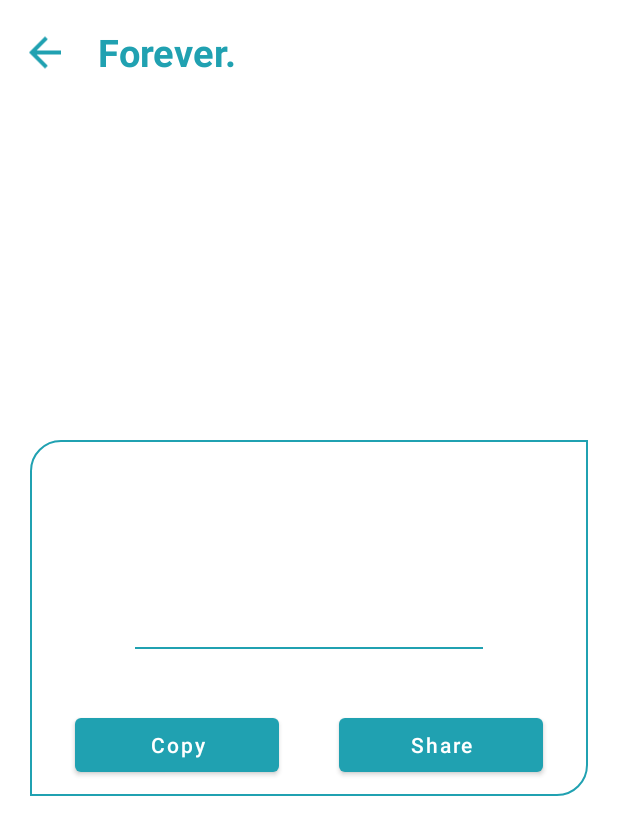
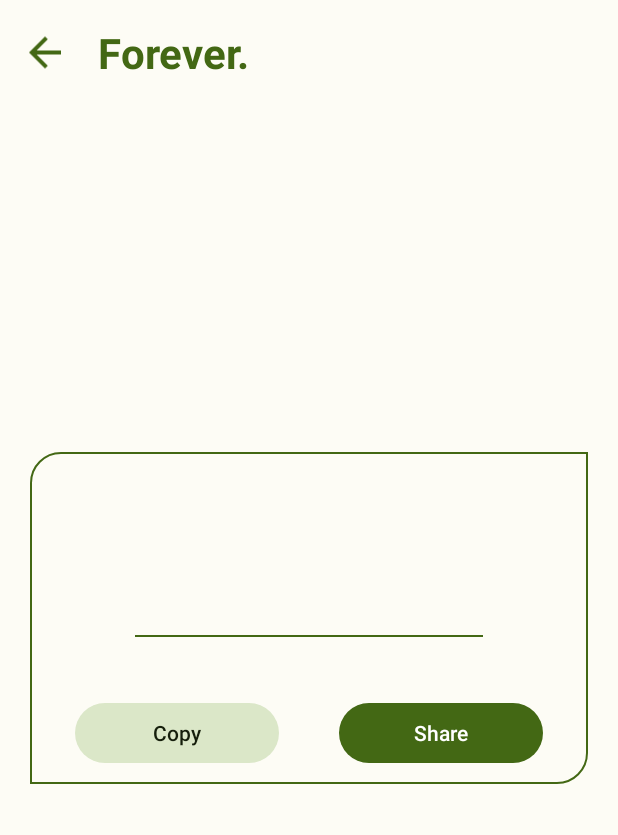
Before and after one commit to JahidHasanCO/Forever.-The-Quotes-App, an Android app: the QuoteActivity screen opened directly, with no data from a screen before it, on a phone screen of 412 x 824 dp. Shown: the top 835 px of the screen. Run offline under Robolectric (Android 15) with nearby library versions, the light colour scheme and no system bars; Roboto replaces fonts that are not available here.

Commit message:
- Dependencies update - Material2 to Material3 - Dark theme support

```diff
--- a/app/src/main/AndroidManifest.xml
+++ b/app/src/main/AndroidManifest.xml
@@ -12,7 +12,7 @@
         android:label="@string/app_name"
         android:roundIcon="@mipmap/ic_launcher_round"
         android:supportsRtl="true"
-        android:theme="@style/Theme.QuoteApp">
+        android:theme="@style/AppTheme">
         <activity
             android:name=".ui.activities.QuoteActivity"
             android:exported="false">
--- a/app/src/main/java/dev/jahidhasanco/quoteapp/data/viewmodels/MainViewModelFactory.kt
+++ b/app/src/main/java/dev/jahidhasanco/quoteapp/data/viewmodels/MainViewModelFactory.kt
@@ -6,7 +6,7 @@
 
 class MainViewModelFactory(private val repository: QuotesRepository): ViewModelProvider.Factory {
 
-    override fun <T : ViewModel?> create(modelClass: Class<T>): T {
+    override fun <T : ViewModel> create(modelClass: Class<T>): T {
         return MainViewModel(repository) as T
     }
 
--- a/app/src/main/res/drawable/dash.xml
+++ b/app/src/main/res/drawable/dash.xml
@@ -1,7 +1,7 @@
 <?xml version="1.0" encoding="utf-8"?>
 <shape xmlns:android="http://schemas.android.com/apk/res/android">
 
-    <stroke android:color="@color/primary" android:width="1dp"/>
+    <stroke android:color="?attr/colorPrimary" android:width="1dp"/>
     <corners android:topLeftRadius="20sp" android:bottomRightRadius="20dp"/>
 
 </shape>
--- a/app/src/main/res/drawable/div_bg.xml
+++ b/app/src/main/res/drawable/div_bg.xml
@@ -1,6 +1,6 @@
 <?xml version="1.0" encoding="utf-8"?>
 <shape xmlns:android="http://schemas.android.com/apk/res/android">
 
-<solid android:color="@color/primary"/>
+    <solid android:color="?attr/colorPrimary" />
 
 </shape>
--- a/app/src/main/res/layout/activity_quote.xml
+++ b/app/src/main/res/layout/activity_quote.xml
@@ -22,16 +22,16 @@
             android:layout_gravity="center_vertical"
             android:padding="14dp"
             android:src="@drawable/ic_baseline_arrow_back_24"
-            app:tint="@color/primary" />
+            app:tint="?attr/colorPrimary" />
 
         <TextView
             android:layout_width="match_parent"
             android:layout_height="match_parent"
+            android:layout_marginStart="5dp"
             android:gravity="center_vertical"
             android:text="Forever."
-            android:layout_marginStart="5dp"
-            android:textColor="@color/primary"
-            android:textSize="25sp"
+            android:textAppearance="@style/TextAppearance.Material3.HeadlineMedium"
+            android:textColor="?attr/colorPrimary"
             android:textStyle="bold" />
 
     </LinearLayout>
@@ -58,9 +58,7 @@
             android:layout_margin="10dp"
             android:gravity="center"
             android:maxLines="5"
-            android:text=""
-            android:textColor="@color/primary"
-            android:textSize="30sp"
+            android:textAppearance="@style/TextAppearance.Material3.HeadlineSmall"
             android:textStyle="bold" />
 
         <TextView
@@ -69,9 +67,7 @@
             android:layout_height="wrap_content"
             android:layout_margin="10dp"
             android:gravity="center"
-            android:text=""
-            android:textColor="@color/primary"
-            android:textSize="20sp" />
+            android:textAppearance="@style/TextAppearance.Material3.BodyMedium" />
 
         <LinearLayout
             android:layout_width="match_parent"
@@ -80,7 +76,7 @@
             android:layout_marginTop="30dp"
             android:layout_marginRight="70dp"
             android:layout_marginBottom="30dp"
-            android:background="@color/primary" />
+            android:background="?attr/colorPrimary" />
 
         <LinearLayout
             android:layout_width="match_parent"
@@ -93,9 +89,9 @@
                 android:layout_width="wrap_content"
                 android:layout_height="wrap_content"
                 android:layout_marginHorizontal="20dp"
+                style="@style/Widget.Material3.Button.TonalButton"
                 android:layout_weight="1"
-                android:text="@string/copy"
-                android:textAllCaps="false" />
+                android:text="@string/copy" />
 
             <com.google.android.material.button.MaterialButton
                 android:id="@+id/btnShare"
@@ -103,8 +99,7 @@
                 android:layout_height="wrap_content"
                 android:layout_marginHorizontal="20dp"
                 android:layout_weight="1"
-                android:text="@string/share"
-                android:textAllCaps="false" />
+                android:text="@string/share" />
 
         </LinearLayout>
 
--- /dev/null
+++ b/app/src/main/res/values-night/themes.xml
@@ -0,0 +1,33 @@
+
+<resources>
+    <style name="AppTheme" parent="Theme.Material3.Dark.NoActionBar">
+        <item name="colorPrimary">@color/md_theme_dark_primary</item>
+        <item name="colorOnPrimary">@color/md_theme_dark_onPrimary</item>
+        <item name="colorPrimaryContainer">@color/md_theme_dark_primaryContainer</item>
+        <item name="colorOnPrimaryContainer">@color/md_theme_dark_onPrimaryContainer</item>
+        <item name="colorSecondary">@color/md_theme_dark_secondary</item>
+        <item name="colorOnSecondary">@color/md_theme_dark_onSecondary</item>
+        <item name="colorSecondaryContainer">@color/md_theme_dark_secondaryContainer</item>
+        <item name="colorOnSecondaryContainer">@color/md_theme_dark_onSecondaryContainer</item>
+        <item name="colorTertiary">@color/md_theme_dark_tertiary</item>
+        <item name="colorOnTertiary">@color/md_theme_dark_onTertiary</item>
+        <item name="colorTertiaryContainer">@color/md_theme_dark_tertiaryContainer</item>
+        <item name="colorOnTertiaryContainer">@color/md_theme_dark_onTertiaryContainer</item>
+        <item name="colorError">@color/md_theme_dark_error</item>
+        <item name="colorErrorContainer">@color/md_theme_dark_errorContainer</item>
+        <item name="colorOnError">@color/md_theme_dark_onError</item>
+        <item name="colorOnErrorContainer">@color/md_theme_dark_onErrorContainer</item>
+        <item name="android:colorBackground">@color/md_theme_dark_background</item>
+        <item name="colorOnBackground">@color/md_theme_dark_onBackground</item>
+        <item name="colorSurface">@color/md_theme_dark_surface</item>
+        <item name="colorOnSurface">@color/md_theme_dark_onSurface</item>
+        <item name="colorSurfaceVariant">@color/md_theme_dark_surfaceVariant</item>
+        <item name="colorOnSurfaceVariant">@color/md_theme_dark_onSurfaceVariant</item>
+        <item name="colorOutline">@color/md_theme_dark_outline</item>
+        <item name="colorOnSurfaceInverse">@color/md_theme_dark_inverseOnSurface</item>
+        <item name="colorSurfaceInverse">@color/md_theme_dark_inverseSurface</item>
+        <item name="colorPrimaryInverse">@color/md_theme_dark_inversePrimary</item>
+
+        <item name="android:statusBarColor">@color/md_theme_dark_surface</item>
+    </style>
+</resources>
--- a/app/src/main/res/values/colors.xml
+++ b/app/src/main/res/values/colors.xml
@@ -1,13 +1,64 @@
-<?xml version="1.0" encoding="utf-8"?>
+
 <resources>
-    <color name="primary">#20A1B1</color>
-    <color name="background">#F9F9F9</color>
-    <color name="backgroundAd">#FFFFFFFF</color>
-    <color name="error">#F01F0E</color>
-    <color name="success">#2AA952</color>
-    <color name="sale">#DB3022</color>
-    <color name="black">#222222</color>
-    <color name="mainText">#222222</color>
-    <color name="textAd">#9B9B9B</color>
-    <color name="white">#FFFFFFFF</color>
+    <color name="seed">#91b764</color>
+    <color name="md_theme_light_primary">#436814</color>
+    <color name="md_theme_light_onPrimary">#FFFFFF</color>
+    <color name="md_theme_light_primaryContainer">#C3F18D</color>
+    <color name="md_theme_light_onPrimaryContainer">#102000</color>
+    <color name="md_theme_light_secondary">#586249</color>
+    <color name="md_theme_light_onSecondary">#FFFFFF</color>
+    <color name="md_theme_light_secondaryContainer">#DBE7C8</color>
+    <color name="md_theme_light_onSecondaryContainer">#151E0B</color>
+    <color name="md_theme_light_tertiary">#386663</color>
+    <color name="md_theme_light_onTertiary">#FFFFFF</color>
+    <color name="md_theme_light_tertiaryContainer">#BBECE8</color>
+    <color name="md_theme_light_onTertiaryContainer">#00201E</color>
+    <color name="md_theme_light_error">#BA1A1A</color>
+    <color name="md_theme_light_errorContainer">#FFDAD6</color>
+    <color name="md_theme_light_onError">#FFFFFF</color>
+    <color name="md_theme_light_onErrorContainer">#410002</color>
+    <color name="md_theme_light_background">#FDFCF5</color>
+    <color name="md_theme_light_onBackground">#1B1C18</color>
+    <color name="md_theme_light_surface">#FDFCF5</color>
+    <color name="md_theme_light_onSurface">#1B1C18</color>
+    <color name="md_theme_light_surfaceVariant">#E1E4D5</color>
+    <color name="md_theme_light_onSurfaceVariant">#44483D</color>
+    <color name="md_theme_light_outline">#75796C</color>
+    <color name="md_theme_light_inverseOnSurface">#F2F1E9</color>
+    <color name="md_theme_light_inverseSurface">#30312C</color>
+    <color name="md_theme_light_inversePrimary">#A8D474</color>
+    <color name="md_theme_light_shadow">#000000</color>
+    <color name="md_theme_light_surfaceTint">#436814</color>
+    <color name="md_theme_light_outlineVariant">#C5C8BA</color>
+    <color name="md_theme_light_scrim">#000000</color>
+    <color name="md_theme_dark_primary">#A8D474</color>
+    <color name="md_theme_dark_onPrimary">#1E3700</color>
+    <color name="md_theme_dark_primaryContainer">#2E4F00</color>
+    <color name="md_theme_dark_onPrimaryContainer">#C3F18D</color>
+    <color name="md_theme_dark_secondary">#BFCBAD</color>
+    <color name="md_theme_dark_onSecondary">#2A331E</color>
+    <color name="md_theme_dark_secondaryContainer">#404A33</color>
+    <color name="md_theme_dark_onSecondaryContainer">#DBE7C8</color>
+    <color name="md_theme_dark_tertiary">#A0D0CC</color>
+    <color name="md_theme_dark_onTertiary">#003735</color>
+    <color name="md_theme_dark_tertiaryContainer">#1F4E4B</color>
+    <color name="md_theme_dark_onTertiaryContainer">#BBECE8</color>
+    <color name="md_theme_dark_error">#FFB4AB</color>
+    <color name="md_theme_dark_errorContainer">#93000A</color>
+    <color name="md_theme_dark_onError">#690005</color>
+    <color name="md_theme_dark_onErrorContainer">#FFDAD6</color>
+    <color name="md_theme_dark_background">#1B1C18</color>
+    <color name="md_theme_dark_onBackground">#E3E3DB</color>
+    <color name="md_theme_dark_surface">#1B1C18</color>
+    <color name="md_theme_dark_onSurface">#E3E3DB</color>
+    <color name="md_theme_dark_surfaceVariant">#44483D</color>
+    <color name="md_theme_dark_onSurfaceVariant">#C5C8BA</color>
+    <color name="md_theme_dark_outline">#8E9285</color>
+    <color name="md_theme_dark_inverseOnSurface">#1B1C18</color>
+    <color name="md_theme_dark_inverseSurface">#E3E3DB</color>
+    <color name="md_theme_dark_inversePrimary">#436814</color>
+    <color name="md_theme_dark_shadow">#000000</color>
+    <color name="md_theme_dark_surfaceTint">#A8D474</color>
+    <color name="md_theme_dark_outlineVariant">#44483D</color>
+    <color name="md_theme_dark_scrim">#000000</color>
 </resources>
--- a/app/src/main/res/values/themes.xml
+++ b/app/src/main/res/values/themes.xml
@@ -1,17 +1,33 @@
-<resources xmlns:tools="http://schemas.android.com/tools">
-    <!-- Base application theme. -->
-    <style name="Theme.QuoteApp" parent="Theme.MaterialComponents.DayNight.NoActionBar">
-        <!-- Primary brand color. -->
-        <item name="colorPrimary">@color/primary</item>
-        <item name="colorPrimaryVariant">@color/background</item>
-        <item name="colorOnPrimary">@color/white</item>
-        <!-- Secondary brand color. -->
-        <item name="colorSecondary">@color/primary</item>
-        <item name="colorSecondaryVariant">@color/sale</item>
-        <item name="colorOnSecondary">@color/black</item>
-        <!-- Status bar color. -->
-        <item name="android:statusBarColor" tools:targetApi="l">?attr/colorPrimaryVariant</item>
-        <!-- Customize your theme here. -->
-        <item name="android:windowLightStatusBar" tools:targetApi="23">true</item>
+
+<resources>
+    <style name="AppTheme" parent="Theme.Material3.Light.NoActionBar">
+        <item name="colorPrimary">@color/md_theme_light_primary</item>
+        <item name="colorOnPrimary">@color/md_theme_light_onPrimary</item>
+        <item name="colorPrimaryContainer">@color/md_theme_light_primaryContainer</item>
+        <item name="colorOnPrimaryContainer">@color/md_theme_light_onPrimaryContainer</item>
+        <item name="colorSecondary">@color/md_theme_light_secondary</item>
+        <item name="colorOnSecondary">@color/md_theme_light_onSecondary</item>
+        <item name="colorSecondaryContainer">@color/md_theme_light_secondaryContainer</item>
+        <item name="colorOnSecondaryContainer">@color/md_theme_light_onSecondaryContainer</item>
+        <item name="colorTertiary">@color/md_theme_light_tertiary</item>
+        <item name="colorOnTertiary">@color/md_theme_light_onTertiary</item>
+        <item name="colorTertiaryContainer">@color/md_theme_light_tertiaryContainer</item>
+        <item name="colorOnTertiaryContainer">@color/md_theme_light_onTertiaryContainer</item>
+        <item name="colorError">@color/md_theme_light_error</item>
+        <item name="colorErrorContainer">@color/md_theme_light_errorContainer</item>
+        <item name="colorOnError">@color/md_theme_light_onError</item>
+        <item name="colorOnErrorContainer">@color/md_theme_light_onErrorContainer</item>
+        <item name="android:colorBackground">@color/md_theme_light_background</item>
+        <item name="colorOnBackground">@color/md_theme_light_onBackground</item>
+        <item name="colorSurface">@color/md_theme_light_surface</item>
+        <item name="colorOnSurface">@color/md_theme_light_onSurface</item>
+        <item name="colorSurfaceVariant">@color/md_theme_light_surfaceVariant</item>
+        <item name="colorOnSurfaceVariant">@color/md_theme_light_onSurfaceVariant</item>
+        <item name="colorOutline">@color/md_theme_light_outline</item>
+        <item name="colorOnSurfaceInverse">@color/md_theme_light_inverseOnSurface</item>
+        <item name="colorSurfaceInverse">@color/md_theme_light_inverseSurface</item>
+        <item name="colorPrimaryInverse">@color/md_theme_light_inversePrimary</item>
+
+        <item name="android:statusBarColor">@color/md_theme_light_primary</item>
     </style>
 </resources>
--- a/build.gradle
+++ b/build.gradle
@@ -6,8 +6,8 @@
         maven { url "https://jitpack.io" }
     }
     dependencies {
-        classpath "com.android.tools.build:gradle:7.0.2"
-        classpath "org.jetbrains.kotlin:kotlin-gradle-plugin:1.5.30"
+        classpath 'com.android.tools.build:gradle:7.2.2'
+        classpath "org.jetbrains.kotlin:kotlin-gradle-plugin:1.7.20"
 
         // NOTE: Do not place your application dependencies here; they belong
         // in the individual module build.gradle files
```
Also changed, not shown: app/build.gradle (+18 -18 lines), app/src/main/res/layout/activity_main.xml (+12 -21 lines), app/src/main/res/layout/single_quote.xml (+6 -15 lines), gradle/wrapper/gradle-wrapper.properties.
